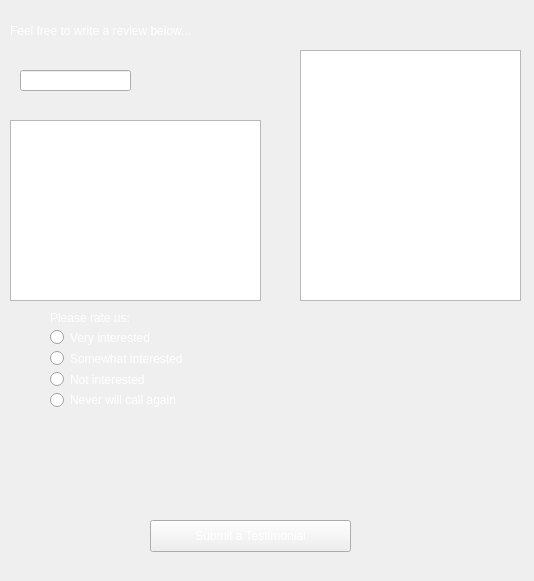
The window that CS1C-Project-Master/testimonial.ui (AustinVaday/CS1C-Class-Project) describes before a commit, drawn with Qt 5.
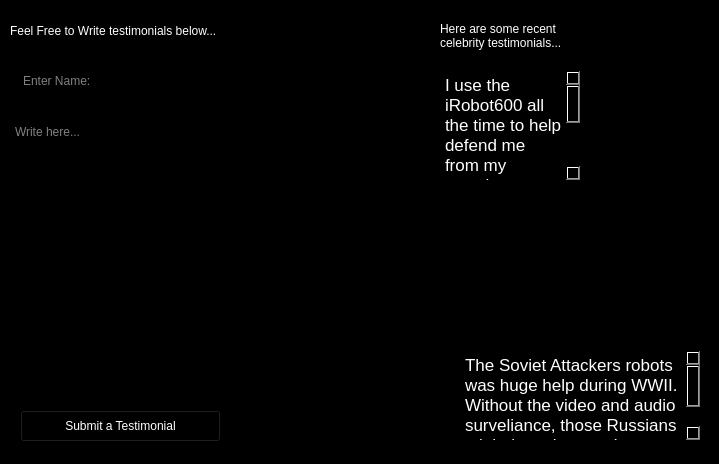
The same window after the commit. Icons and pictures are not drawn.

```diff
--- a/CS1C-Project-Master/testimonial.ui
+++ b/CS1C-Project-Master/testimonial.ui
@@ -9,8 +9,8 @@
    <rect>
     <x>0</x>
     <y>0</y>
-    <width>534</width>
-    <height>581</height>
+    <width>719</width>
+    <height>464</height>
    </rect>
   </property>
   <property name="windowTitle">
@@ -20,13 +20,14 @@
    <bool>false</bool>
   </property>
   <property name="styleSheet">
-   <string notr="true">background-image: url(:/Resources/night.jpg);</string>
+   <string notr="true">background-image: url(:/Resources/night.jpg);
+background-color: rgb(0, 0, 0);</string>
   </property>
   <widget class="QPushButton" name="write">
    <property name="geometry">
     <rect>
-     <x>150</x>
-     <y>520</y>
+     <x>20</x>
+     <y>410</y>
      <width>201</width>
      <height>32</height>
     </rect>
@@ -43,10 +44,10 @@
   <widget class="QTextEdit" name="custTest">
    <property name="geometry">
     <rect>
-     <x>300</x>
-     <y>50</y>
-     <width>221</width>
-     <height>251</height>
+     <x>220</x>
+     <y>120</y>
+     <width>211</width>
+     <height>281</height>
     </rect>
    </property>
    <property name="styleSheet">
@@ -59,21 +60,27 @@
     <rect>
      <x>10</x>
      <y>120</y>
-     <width>251</width>
-     <height>181</height>
+     <width>201</width>
+     <height>281</height>
     </rect>
    </property>
    <property name="styleSheet">
     <string notr="true">font: 16pt &quot;American Typewriter&quot;;
 color: white;</string>
    </property>
+   <property name="overwriteMode">
+    <bool>false</bool>
+   </property>
+   <property name="placeholderText">
+    <string>Write here...</string>
+   </property>
   </widget>
   <widget class="QLabel" name="label">
    <property name="geometry">
     <rect>
      <x>10</x>
      <y>10</y>
-     <width>361</width>
+     <width>341</width>
      <height>41</height>
     </rect>
    </property>
@@ -82,7 +89,7 @@
 color: white;</string>
    </property>
    <property name="text">
-    <string>Feel free to write a review below...</string>
+    <string>Feel Free to Write testimonials below...</string>
    </property>
   </widget>
   <widget class="QLineEdit" name="nameLine">
@@ -108,71 +115,114 @@
   <widget class="QLabel" name="label_2">
    <property name="geometry">
     <rect>
-     <x>50</x>
-     <y>310</y>
+     <x>440</x>
+     <y>10</y>
+     <width>211</width>
+     <height>51</height>
+    </rect>
+   </property>
+   <property name="styleSheet">
+    <string notr="true">border-color: rgb(255, 255, 255);
+font: 15pt &quot;American Typewriter&quot;;
+color: white;</string>
+   </property>
+   <property name="text">
+    <string>Here are some recent 
+celebrity testimonials...</string>
+   </property>
+  </widget>
+  <widget class="QLabel" name="kimk">
+   <property name="geometry">
+    <rect>
+     <x>600</x>
+     <y>70</y>
      <width>111</width>
-     <height>16</height>
+     <height>121</height>
     </rect>
    </property>
+   <property name="sizePolicy">
+    <sizepolicy hsizetype="Minimum" vsizetype="Minimum">
+     <horstretch>0</horstretch>
+     <verstretch>0</verstretch>
+    </sizepolicy>
+   </property>
+   <property name="maximumSize">
+    <size>
+     <width>16775</width>
+     <height>16775</height>
+    </size>
+   </property>
    <property name="styleSheet">
-    <string notr="true">color:
-rgb(255, 255, 255)</string>
+    <string notr="true"/>
    </property>
    <property name="text">
-    <string>Please rate us: </string>
+    <string/>
    </property>
   </widget>
-  <widget class="QWidget" name="">
+  <widget class="QTextBrowser" name="textBrowser">
    <property name="geometry">
     <rect>
-     <x>50</x>
-     <y>330</y>
-     <width>158</width>
-     <height>77</height>
+     <x>440</x>
+     <y>70</y>
+     <width>141</width>
+     <height>111</height>
     </rect>
    </property>
-   <layout class="QVBoxLayout" name="verticalLayout">
-    <item>
-     <widget class="QRadioButton" name="veryInterested">
-      <property name="styleSheet">
-       <string notr="true">color: rgb(255, 255, 255)</string>
-      </property>
-      <property name="text">
-       <string>Very interested</string>
-      </property>
-     </widget>
-    </item>
-    <item>
-     <widget class="QRadioButton" name="somewhatInterested">
-      <property name="styleSheet">
-       <string notr="true">color: rgb(255, 255, 255)</string>
-      </property>
-      <property name="text">
-       <string>Somewhat interested</string>
-      </property>
-     </widget>
-    </item>
-    <item>
-     <widget class="QRadioButton" name="notInterested">
-      <property name="styleSheet">
-       <string notr="true">color: rgb(255, 255, 255)</string>
-      </property>
-      <property name="text">
-       <string>Not interested</string>
-      </property>
-     </widget>
-    </item>
-    <item>
-     <widget class="QRadioButton" name="neverCallAgain">
-      <property name="styleSheet">
-       <string notr="true">color: rgb(255, 255, 255)</string>
-      </property>
-      <property name="text">
-       <string>Never will call again</string>
-      </property>
-     </widget>
-    </item>
-   </layout>
+   <property name="styleSheet">
+    <string notr="true">border-color: rgb(255, 255, 255);
+font: 13pt &quot;American Typewriter&quot;;
+color: white;</string>
+   </property>
+   <property name="html">
+    <string>&lt;!DOCTYPE HTML PUBLIC &quot;-//W3C//DTD HTML 4.0//EN&quot; &quot;http://www.w3.org/TR/REC-html40/strict.dtd&quot;&gt;
+&lt;html&gt;&lt;head&gt;&lt;meta name=&quot;qrichtext&quot; content=&quot;1&quot; /&gt;&lt;style type=&quot;text/css&quot;&gt;
+p, li { white-space: pre-wrap; }
+&lt;/style&gt;&lt;/head&gt;&lt;body style=&quot; font-family:'American Typewriter'; font-size:13pt; font-weight:400; font-style:normal;&quot;&gt;
+&lt;p style=&quot; margin-top:0px; margin-bottom:0px; margin-left:0px; margin-right:0px; -qt-block-indent:0; text-indent:0px;&quot;&gt;I use the iRobot600 all the time to help defend me from my massive amounts of paparazzi, I love it !&lt;/p&gt;
+&lt;p style=&quot; margin-top:0px; margin-bottom:0px; margin-left:0px; margin-right:0px; -qt-block-indent:0; text-indent:0px;&quot;&gt;- Kim Kardashian&lt;/p&gt;&lt;/body&gt;&lt;/html&gt;</string>
+   </property>
+  </widget>
+  <widget class="QLabel" name="churchill">
+   <property name="geometry">
+    <rect>
+     <x>470</x>
+     <y>200</y>
+     <width>211</width>
+     <height>141</height>
+    </rect>
+   </property>
+   <property name="text">
+    <string/>
+   </property>
+   <property name="pixmap">
+    <pixmap>:/Resources/speeches_churchill.jpg</pixmap>
+   </property>
+   <property name="scaledContents">
+    <bool>true</bool>
+   </property>
+  </widget>
+  <widget class="QTextBrowser" name="textBrowser_2">
+   <property name="geometry">
+    <rect>
+     <x>460</x>
+     <y>350</y>
+     <width>241</width>
+     <height>91</height>
+    </rect>
+   </property>
+   <property name="styleSheet">
+    <string notr="true">border-color: rgb(255, 255, 255);
+font: 13pt &quot;American Typewriter&quot;;
+color: white;</string>
+   </property>
+   <property name="html">
+    <string>&lt;!DOCTYPE HTML PUBLIC &quot;-//W3C//DTD HTML 4.0//EN&quot; &quot;http://www.w3.org/TR/REC-html40/strict.dtd&quot;&gt;
+&lt;html&gt;&lt;head&gt;&lt;meta name=&quot;qrichtext&quot; content=&quot;1&quot; /&gt;&lt;style type=&quot;text/css&quot;&gt;
+p, li { white-space: pre-wrap; }
+&lt;/style&gt;&lt;/head&gt;&lt;body style=&quot; font-family:'American Typewriter'; font-size:13pt; font-weight:400; font-style:normal;&quot;&gt;
+&lt;p style=&quot; margin-top:0px; margin-bottom:0px; margin-left:0px; margin-right:0px; -qt-block-indent:0; text-indent:0px;&quot;&gt;The Soviet Attackers robots was huge help during WWII. Without the video and audio surveliance, those Russians might have beat us !&lt;/p&gt;
+&lt;p style=&quot; margin-top:0px; margin-bottom:0px; margin-left:0px; margin-right:0px; -qt-block-indent:0; text-indent:0px;&quot;&gt;- Winston Churchill&lt;/p&gt;&lt;/body&gt;&lt;/html&gt;</string>
+   </property>
   </widget>
  </widget>
  <resources/>
```
Left out of the diff: 6 changed lines with no effect on the pictures.
